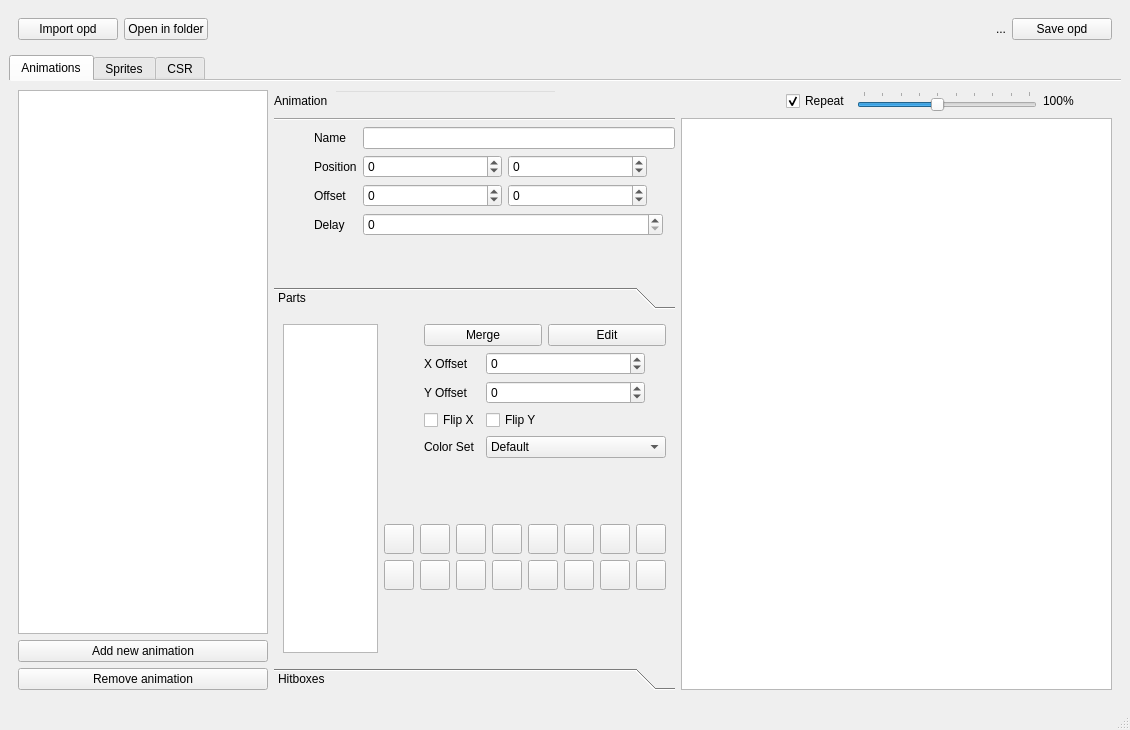
First picture: the form in forms/main_window.ui, repository android172/CVHD-OPD-editor, before the edit.
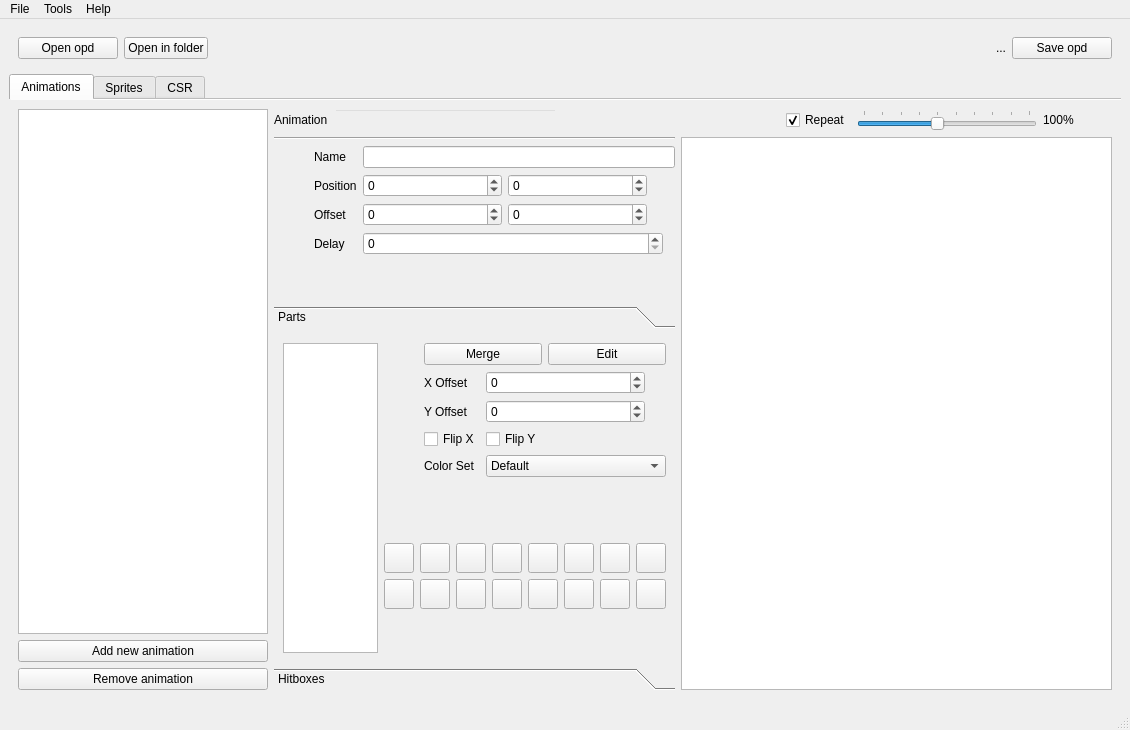
Second picture: the form after the edit. Icons and pictures are not drawn. Custom widgets are drawn as their Qt base class.

Commit message: Added menu bar

The edit to the form file:
```diff
--- a/forms/main_window.ui
+++ b/forms/main_window.ui
@@ -48,7 +48,7 @@
           </size>
          </property>
          <property name="text">
-          <string>Import opd</string>
+          <string>Open opd</string>
          </property>
         </widget>
        </item>
@@ -3541,6 +3541,36 @@
      <height>25</height>
     </rect>
    </property>
+   <widget class="QMenu" name="menuFile">
+    <property name="title">
+     <string>File</string>
+    </property>
+    <widget class="QMenu" name="menu_recent">
+     <property name="title">
+      <string>Open recent</string>
+     </property>
+     <addaction name="separator"/>
+    </widget>
+    <addaction name="action_open_opd"/>
+    <addaction name="menu_recent"/>
+    <addaction name="action_save_opd"/>
+    <addaction name="separator"/>
+    <addaction name="action_exit"/>
+   </widget>
+   <widget class="QMenu" name="menuTools">
+    <property name="title">
+     <string>Tools</string>
+    </property>
+    <addaction name="action_change_value_globally"/>
+   </widget>
+   <widget class="QMenu" name="menuHelp">
+    <property name="title">
+     <string>Help</string>
+    </property>
+   </widget>
+   <addaction name="menuFile"/>
+   <addaction name="menuTools"/>
+   <addaction name="menuHelp"/>
   </widget>
   <widget class="QStatusBar" name="statusbar"/>
  </widget>
```
Left out of the diff: 22 changed lines with no effect on the pictures. The commit also changes 4 other files.
